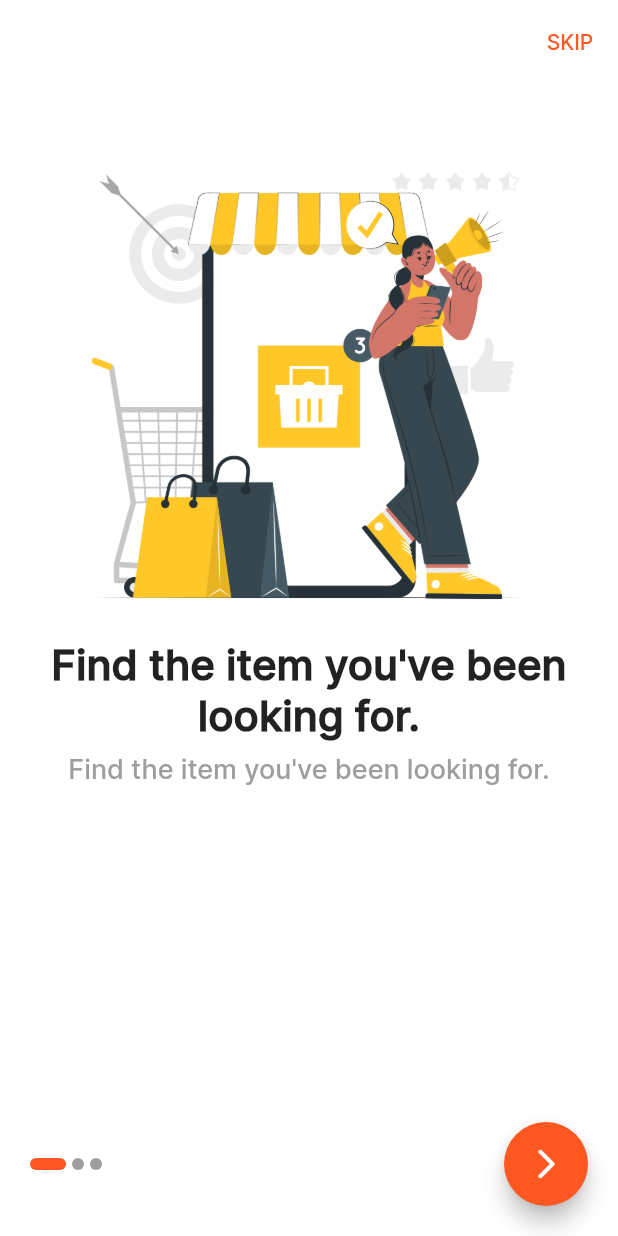
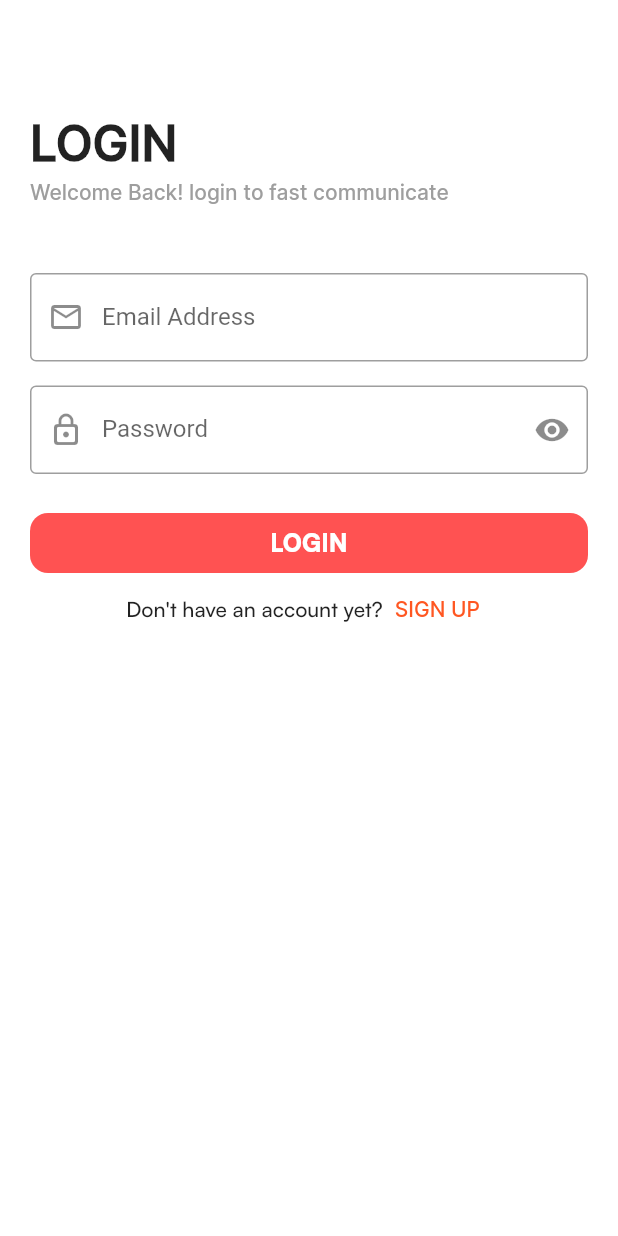
Before and after one commit to karimeltalawyy/projects, a Flutter app: the screen it shows after launch, on a phone screen of 412 x 824 dp. Run offline on Flutter 3.47's test engine with Material 2 defaults, Android fonts, the phone set to English and light mode, and no system bars; drawn by our look-alikes of smooth_page_indicator; our stand-ins replace bloc, carousel_slider, cloud_firestore, conditional_builder_null_safety, dio, firebase_auth and 8 more; accounts and stored records are empty.

Commit message:
social app

```diff
--- a/lib/main.dart
+++ b/lib/main.dart
@@ -1,5 +1,6 @@
 import 'package:bloc/bloc.dart';
 import 'package:conditional_builder_null_safety/conditional_builder_null_safety.dart';
+import 'package:firebase_core/firebase_core.dart';
 import 'package:flutter/material.dart';
 import 'package:flutter/services.dart';
 import 'package:flutter_bloc/flutter_bloc.dart';
@@ -9,6 +10,7 @@ import 'package:test_one/layout/todo_app/todo_layout.dart';
 import 'package:test_one/modules/bmi_app/bmi/bmi_calculator.dart';
 import 'package:test_one/modules/basics/counter/counter_screen.dart';
 import 'package:test_one/modules/basics/login/login_screen.dart';
+import 'package:test_one/modules/social_app/social_login/social_login_screen.dart';
 import 'package:test_one/shared/bloc_observer.dart';
 import 'package:test_one/shared/cubit/cubit.dart';
 import 'package:test_one/shared/cubit/states.dart';
@@ -25,6 +27,7 @@ import 'shared/styles/themes/themes.dart';
 void main() async {
   WidgetsFlutterBinding.ensureInitialized();
   await CacheHelper.init();
+  await Firebase.initializeApp();
   Bloc.observer = MyBlocObserver();
   DioHelper.init();
   Widget? widget;
@@ -82,7 +85,7 @@ class MyApp extends StatelessWidget {
             //AppCubit.get(context).isDark ? ThemeMode.dark : ThemeMode.light,
             darkTheme: darkTheme,
             debugShowCheckedModeBanner: false,
-            home:startWidget,
+            home:SocialAppLogin(),
           );
         },
       ),
--- /dev/null
+++ b/lib/modules/social_app/social_login/cubit/cubit.dart
@@ -0,0 +1,41 @@
+import 'package:firebase_auth/firebase_auth.dart';
+import 'package:flutter/material.dart';
+import 'package:flutter_bloc/flutter_bloc.dart';
+import 'package:test_one/modules/basics/login/cubit/states.dart';
+import 'package:test_one/modules/social_app/social_login/cubit/states.dart';
+import 'package:test_one/shared/network/remote/dio_helper.dart';
+
+import '../../../../models/shop_app/login_model.dart';
+import '../../../../shared/network/endpoints.dart';
+
+class SocialLoginCubit extends Cubit<SocialLoginStates> {
+  SocialLoginCubit() : super(SocialLoginInitialState());
+
+  static SocialLoginCubit get(context) => BlocProvider.of(context);
+
+  void userLogin({
+    required String email,
+    required String password,
+  }) {
+    emit(SocialLoginLoadingState());
+    FirebaseAuth.instance.signInWithEmailAndPassword(
+      email: email,
+      password: password,
+    ).then((value) {
+      print(value.user!.email);
+      print(value.user!.uid);
+      emit(SocialLoginSuccessState());
+    }).catchError((error){
+      emit(SocialLoginErrorState(error.toString()));
+    });
+  }
+
+  IconData suffix = Icons.visibility;
+  bool isPasswordShown = true;
+
+  void changePasswordVisibility() {
+    isPasswordShown = !isPasswordShown;
+    suffix = isPasswordShown ? Icons.visibility : Icons.visibility_off;
+    emit(SocialLoginChangePasswordVisibilityState());
+  }
+}
--- /dev/null
+++ b/lib/modules/social_app/social_login/cubit/states.dart
@@ -0,0 +1,17 @@
+import '../../../../models/shop_app/login_model.dart';
+
+abstract class SocialLoginStates {}
+
+class SocialLoginInitialState extends SocialLoginStates {}
+
+class SocialLoginSuccessState extends SocialLoginStates {}
+
+class SocialLoginLoadingState extends SocialLoginStates {}
+
+class SocialLoginChangePasswordVisibilityState extends SocialLoginStates {}
+
+class SocialLoginErrorState extends SocialLoginStates {
+  final String error;
+
+  SocialLoginErrorState(this.error);
+}
--- /dev/null
+++ b/lib/modules/social_app/social_login/social_login_screen.dart
@@ -0,0 +1,148 @@
+import 'package:conditional_builder_null_safety/conditional_builder_null_safety.dart';
+import 'package:flutter/material.dart';
+import 'package:flutter_bloc/flutter_bloc.dart';
+import 'package:test_one/modules/social_app/social_login/cubit/cubit.dart';
+import 'package:test_one/modules/social_app/social_signup/social_signup.dart';
+
+import '../../../shared/component/components/components.dart';
+import '../../../shared/network/local/cache_helper.dart';
+import '../../shop_app/signup/shop_signup.dart';
+import '../social_signup/cubit/states.dart';
+import 'cubit/states.dart';
+
+class SocialAppLogin extends StatelessWidget {
+  SocialAppLogin({Key? key}) : super(key: key);
+  var emailController = TextEditingController();
+  var passwordController = TextEditingController();
+  var formKey = GlobalKey<FormState>();
+
+  @override
+  Widget build(BuildContext context) {
+    return BlocProvider(
+      create: (context) => SocialLoginCubit(),
+      child: BlocConsumer<SocialLoginCubit, SocialLoginStates>(
+        listener: (context, state) {
+          if (state is SocialLoginErrorState) {
+            showToast(
+              message: state.error,
+              state: ToastStates.ERROR,
+            );
+          }
+        },
+        builder: (context, state) {
+          return Scaffold(
+            appBar: AppBar(),
+            body: Form(
+              key: formKey,
+              child: Padding(
+                padding: const EdgeInsets.all(20.0),
+                child: SingleChildScrollView(
+                  child: Center(
+                    child: Column(
+                      mainAxisAlignment: MainAxisAlignment.start,
+                      crossAxisAlignment: CrossAxisAlignment.start,
+                      children: [
+                        const Text(
+                          'LOGIN',
+                          style: TextStyle(
+                            fontSize: 32,
+                            fontFamily: 'Inter',
+                            fontWeight: FontWeight.bold,
+                          ),
+                        ),
+                        const SizedBox(height: 4),
+                        const Text(
+                          'Welcome Back! login to fast communicate',
+                          style: TextStyle(
+                            fontSize: 14,
+                            fontFamily: 'Inter',
+                            fontWeight: FontWeight.w300,
+                            color: Colors.grey,
+                          ),
+                        ),
+                        const SizedBox(height: 46),
+                        defaultFormFeild(
+                          onTap: () {
+                            print('Email entered');
+                          },
+                          controller: emailController,
+                          type: TextInputType.emailAddress,
+                          validate: (String? value) {
+                            if (value!.isEmpty) {
+                              return 'You must add email address';
+                            }
+                          },
+                          label: 'Email Address',
+                          hint: 'Enter email address',
+                          prefix: Icons.email_outlined,
+                        ),
+                        const SizedBox(height: 16),
+                        defaultFormFeild(
+                          onTap: () {
+                            print('password entered');
+                          },
+                          isPassword:
+                              SocialLoginCubit.get(context).isPasswordShown,
+                          controller: passwordController,
+                          type: TextInputType.number,
+                          validate: (String? value) {
+                            if (value!.isEmpty) {
+                              return 'You must add correct password';
+                            }
+                          },
+                          label: 'Password',
+                          hint: 'Enter your password',
+                          prefix: Icons.lock_outline_rounded,
+                          sufix: SocialLoginCubit.get(context).suffix,
+                          suffixPressed: () {
+                            SocialLoginCubit.get(context)
+                                .changePasswordVisibility();
+                          },
+                        ),
+                        const SizedBox(height: 26),
+                        ConditionalBuilder(
+                          condition: state is! SocialLoginLoadingState,
+                          builder: (context) => defaultButton(
+                            text: 'LOGIN',
+                            function: () {
+                              if (formKey.currentState!.validate()) {
+                                SocialLoginCubit.get(context).userLogin(
+                                  email: emailController.text,
+                                  password: passwordController.text,
+                                );
+                              }
+                            },
+                          ),
+                          fallback: (context) => const Center(
+                            child: CircularProgressIndicator(),
+                          ),
+                        ),
+                        Row(
+                          mainAxisAlignment: MainAxisAlignment.center,
+                          children: [
+                            const Text(
+                              'Don\'t have an account yet?',
+                              style: TextStyle(
+                                fontFamily: 'Satoshi medium',
+                              ),
+                            ),
+                            defaultTextButton(
+                              function: () {
+                                navigateTo(context, SocialSignUpScreen());
+                              },
+                              text: 'SIGN UP',
+                            ),
+                          ],
+                        )
+                      ],
+                    ),
+                  ),
+                ),
+              ),
+            ),
+          );
+        },
+      ),
+    );
+  }
+}
--- a/pubspec.yaml
+++ b/pubspec.yaml
@@ -50,6 +50,10 @@ dependencies:
   smooth_page_indicator: ^1.0.0+2
   fluttertoast: ^8.0.9
   carousel_slider: ^4.1.1
+  #firebase
+  firebase_core: ^1.24.0
+  firebase_auth: ^3.11.2
+  cloud_firestore: ^3.5.1
 
 
 dev_dependencies:
```
Also changed, not shown: lib/layout/social_app/social_layout.dart (added, +12 -0 lines), lib/models/social_app/social_user_model.dart (added, +36 -0 lines), lib/modules/social_app/social_signup/cubit/cubit.dart (added, +76 -0 lines), lib/modules/social_app/social_signup/cubit/states.dart (added, +26 -0 lines), lib/modules/social_app/social_signup/social_signup.dart (added, +192 -0 lines), pubspec.lock, 5 other files.
